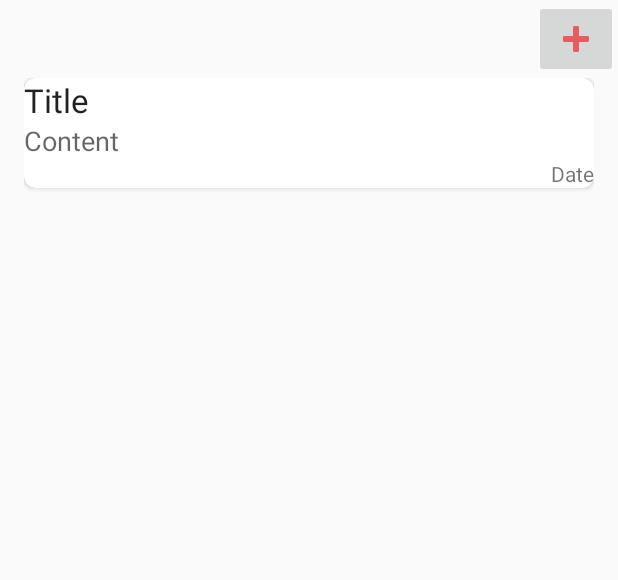
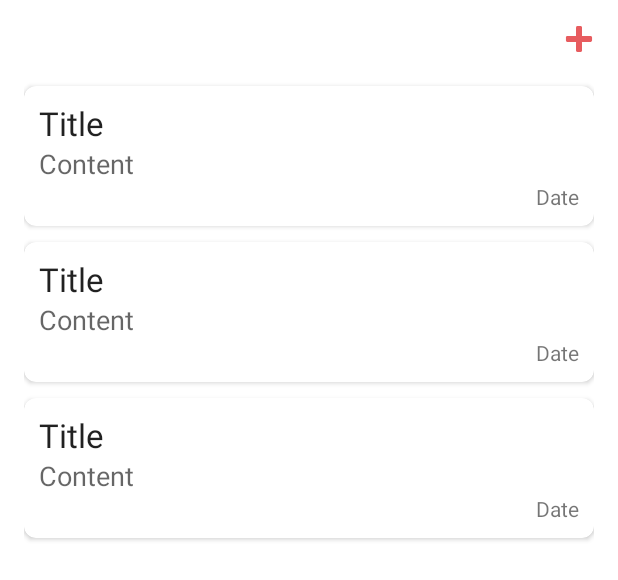
Before and after one commit to ahchim/MemoApplication, an Android app: the layout layout_list.xml on its own in the app's theme, with its tools: preview values and no code run, on a phone screen of 412 x 824 dp. Shown: the top 580 px of the screen. Run offline under Robolectric (Android 15) with nearby library versions, the light colour scheme and no system bars.

Commit message:
1. 메모 누르면 해당 메모 띄우기 2. 새 메모버튼 누르면 빈 메모창 띄우기 3. 뷰 컴포넌트 수정

```diff
--- a/app/src/main/java/com/ahchim/android/memoapp/Controller/DBController.java
+++ b/app/src/main/java/com/ahchim/android/memoapp/Controller/DBController.java
@@ -1,4 +1,4 @@
-package com.ahchim.android.memoapp.Controller;
+package com.ahchim.android.memoapp.controller;
 
 import android.content.Context;
 
--- a/app/src/main/res/layout/layout_list.xml
+++ b/app/src/main/res/layout/layout_list.xml
@@ -2,6 +2,7 @@
 <RelativeLayout xmlns:android="http://schemas.android.com/apk/res/android"
     xmlns:app="http://schemas.android.com/apk/res-auto"
     xmlns:tools="http://schemas.android.com/tools"
+    android:background="@android:color/background_light"
     android:layout_width="match_parent"
     android:layout_height="match_parent">
 
@@ -11,6 +12,8 @@
         android:tint="@color/colorAccent"
         android:layout_width="wrap_content"
         android:layout_height="wrap_content"
+        android:padding="10dp"
+        android:background="@android:color/transparent"
         android:id="@+id/btnPlus"
         android:layout_alignParentTop="true"
         android:layout_alignParentRight="true"
--- a/app/src/main/res/layout/layout_list_item.xml
+++ b/app/src/main/res/layout/layout_list_item.xml
@@ -3,31 +3,37 @@
     xmlns:app="http://schemas.android.com/apk/res-auto"
     android:orientation="vertical"
     android:layout_width="match_parent"
-    android:layout_height="match_parent">
+    android:layout_height="wrap_content">
 
     <android.support.v7.widget.CardView
         android:id="@+id/cardView"
         android:layout_width="match_parent"
         android:layout_height="wrap_content"
+        android:layout_marginTop="5dp"
+        android:layout_marginBottom="5dp"
         app:cardCornerRadius="8dp">
         <LinearLayout
             android:orientation="vertical"
+            android:padding="10dp"
             android:layout_width="match_parent"
             android:layout_height="wrap_content">
             <TextView
                 android:text="Title"
+                android:textIsSelectable="true"
                 android:layout_width="match_parent"
                 android:layout_height="wrap_content"
                 android:id="@+id/txtTitle"
                 android:textAppearance="@style/TextAppearance.AppCompat.Large"/>
             <TextView
                 android:text="Content"
+                android:textIsSelectable="true"
                 android:layout_width="match_parent"
                 android:layout_height="wrap_content"
                 android:id="@+id/txtContent"
                 android:textAppearance="@style/TextAppearance.AppCompat.Medium"/>
             <TextView
                 android:text="Date"
+                android:textIsSelectable="true"
                 android:layout_width="match_parent"
                 android:layout_height="wrap_content"
                 android:id="@+id/txtDate"
```
Also changed, not shown: app/src/main/java/com/ahchim/android/memoapp/ListAdapter.java (+63 -18 lines), app/src/main/java/com/ahchim/android/memoapp/ListFragment.java (+7 -3 lines), app/src/main/java/com/ahchim/android/memoapp/MainActivity.java (+18 -5 lines), app/src/main/java/com/ahchim/android/memoapp/WriteFragment.java (+15 -1 lines), app/src/main/res/layout/fragment_write.xml (+7 -1 lines).
